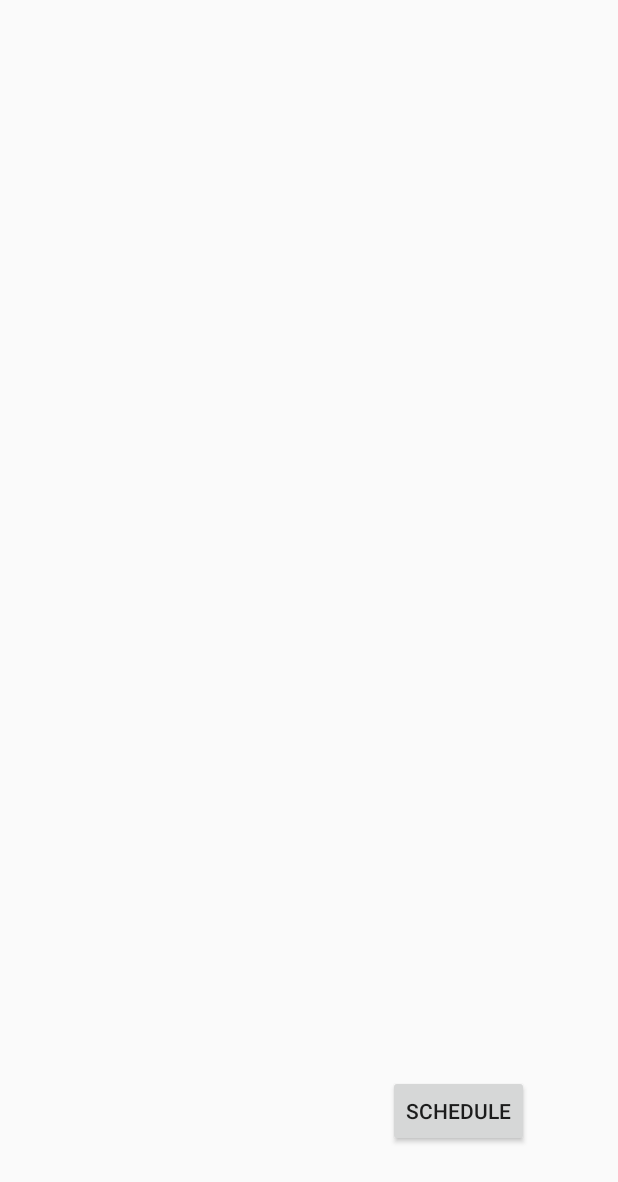
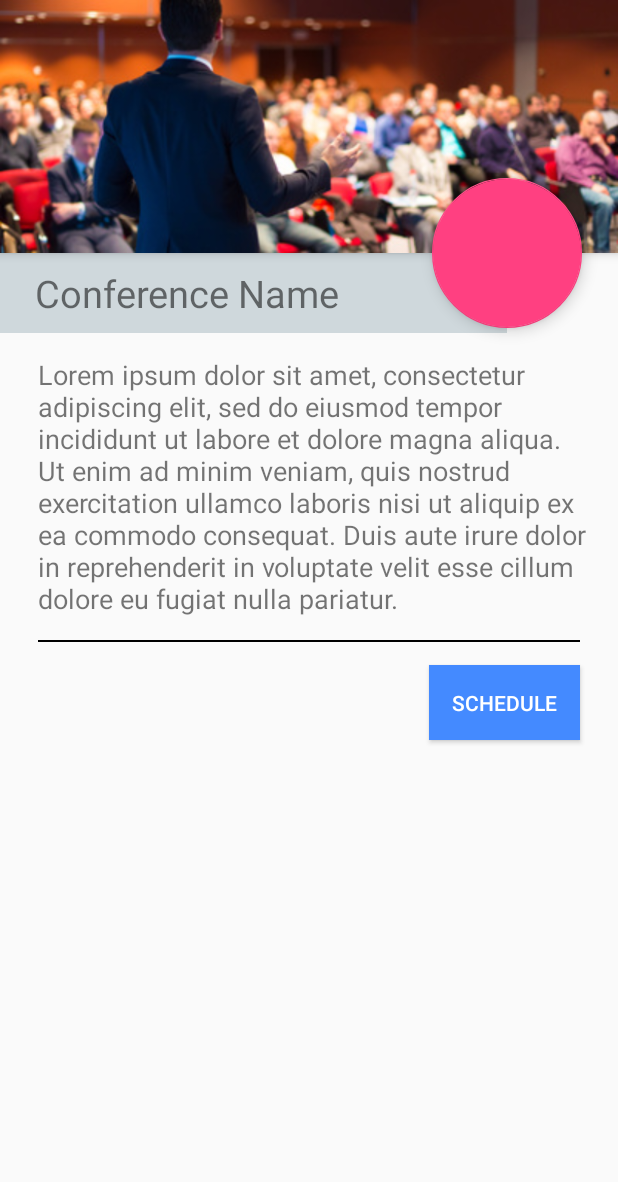
Before and after one commit to BuildmLearn/mConference-Framework, an Android app: the layout fragment_about.xml on its own in the app's theme, with its tools: preview values and no code run, on a phone screen of 412 x 824 dp. Shown: the top 1182 px of the screen. Run offline under Robolectric (Android 15) with nearby library versions, the phone set to English and light mode, and no system bars.

Commit message:
Implemented About Fragment and some minor bug fixes

```diff
--- a/source-code/app/src/main/java/org/buildmlearn/mconference/conference/About.java
+++ b/source-code/app/src/main/java/org/buildmlearn/mconference/conference/About.java
@@ -18,6 +18,6 @@ public class About extends Fragment {
     public View onCreateView(LayoutInflater inflater, ViewGroup container,
                              Bundle savedInstanceState) {
         // Inflate the layout for this fragment
-        return inflater.inflate(R.layout.fragment_venue, container, false);
+        return inflater.inflate(R.layout.fragment_about, container, false);
      }
 }
--- a/source-code/app/src/main/res/layout/fragment_about.xml
+++ b/source-code/app/src/main/res/layout/fragment_about.xml
@@ -1,32 +1,96 @@
 <FrameLayout xmlns:android="http://schemas.android.com/apk/res/android"
     xmlns:tools="http://schemas.android.com/tools"
+    xmlns:app="http://schemas.android.com/apk/res-auto"
     android:layout_width="match_parent"
     android:layout_height="match_parent"
     tools:context="org.buildmlearn.mconference.conference.About">
-<RelativeLayout
+
+    <android.support.design.widget.CoordinatorLayout
+        android:id="@+id/main_content"
+        xmlns:android="http://schemas.android.com/apk/res/android"
+        xmlns:app="http://schemas.android.com/apk/res-auto"
         android:layout_width="match_parent"
         android:layout_height="match_parent">
+
+        <android.support.design.widget.AppBarLayout
+            android:id="@+id/main.appbar"
+            android:layout_width="match_parent"
+            android:layout_height="wrap_content"
+            android:theme="@style/ThemeOverlay.AppCompat.Dark.ActionBar"
+            android:fitsSystemWindows="true"
+            >
 
         <ImageView
             android:layout_width="match_parent"
             android:layout_height="wrap_content"
-        android:id="@+id/imageView"
+            android:id="@+id/about_image"
+            android:src="@drawable/placeholder_1"
+            android:scaleType="fitXY"
+            android:adjustViewBounds="true"
             android:layout_gravity="center_horizontal|top" />
+
+        </android.support.design.widget.AppBarLayout>
+
+        <RelativeLayout
+            android:layout_width="match_parent"
+            android:layout_height="wrap_content"
+            app:layout_behavior="@string/appbar_scrolling_view_behavior">
+
             <TextView
+                android:id="@+id/conference_name"
                 android:layout_width="match_parent"
-        android:layout_height="wrap_content" />
+                android:layout_height="wrap_content"
+                android:background="#CFD8DC"
+                android:text="Conference Name"
+                android:textSize="25dp"
+                android:layout_marginRight="74dp"
+                android:paddingLeft="23dp"
+                android:paddingTop="9dp"
+                android:paddingBottom="9dp"/>
+
+            <TextView
+                android:id="@+id/conference_desc"
+                android:layout_width="match_parent"
+                android:layout_height="wrap_content"
+                android:layout_below="@+id/conference_name"
+                android:text="@string/lorem"
+                android:padding="15dp"
+                android:layout_marginLeft="10dp"
+                android:layout_marginRight="5dp"
+                android:textSize="18dp"/>
+
+            <View
+                android:id="@+id/line"
+                android:layout_width="fill_parent"
+                android:layout_height="1dp"
+                android:layout_below="@+id/conference_desc"
+                android:background="#000000"
+                android:layout_marginLeft="25dp"
+                android:layout_marginRight="25dp"/>
 
             <Button
                 android:layout_width="wrap_content"
                 android:layout_height="wrap_content"
-        android:text="Schedule"
-        android:id="@+id/button"
-        android:layout_gravity="center"
-        android:layout_alignParentBottom="true"
-        android:layout_alignParentRight="true"
-        android:layout_alignParentEnd="true"
-        android:layout_marginRight="59dp"
-        android:layout_marginEnd="59dp"
-        android:layout_marginBottom="59dp" />
+                android:layout_below="@+id/line"
+                android:layout_marginTop="15dp"
+                android:layout_marginBottom="15dp"
+                android:layout_marginRight="25dp"
+                android:text="@string/title_schedule"
+                android:textColor="#ffffff"
+                android:background="#448AFF"
+                android:padding="15dp"
+                android:layout_alignParentRight="true"/>
+
         </RelativeLayout>
+
+        <android.support.design.widget.FloatingActionButton
+            android:layout_width="100dp"
+            android:layout_height="100dp"
+            android:layout_margin="24dp"
+            app:layout_anchor="@id/about_image"
+            app:layout_anchorGravity="bottom|right|end"/>
+
+
+    </android.support.design.widget.CoordinatorLayout>
+
 </FrameLayout>
--- a/source-code/app/src/main/res/layout/fragment_venue.xml
+++ b/source-code/app/src/main/res/layout/fragment_venue.xml
@@ -4,9 +4,5 @@
     android:layout_height="match_parent"
     tools:context="org.buildmlearn.mconference.conference.Venue">
 
-    <!-- Map fragment will be added later -->
-    <fragment
-        android:layout_width="match_parent"
-        android:layout_height="match_parent"/>
 
 </FrameLayout>
--- a/source-code/app/src/main/res/values/strings.xml
+++ b/source-code/app/src/main/res/values/strings.xml
@@ -4,4 +4,5 @@
     <string name="title_activity_splash">Splash</string>
     <string name="title_schedule">Schedule</string>
     <string name="title_talk">TalkDetail</string>
+    <string name="lorem">Lorem ipsum dolor sit amet, consectetur adipiscing elit, sed do eiusmod tempor incididunt ut labore et dolore magna aliqua. Ut enim ad minim veniam, quis nostrud exercitation ullamco laboris nisi ut aliquip ex ea commodo consequat. Duis aute irure dolor in reprehenderit in voluptate velit esse cillum dolore eu fugiat nulla pariatur.</string>
 </resources>
--- a/source-code/app/src/main/res/values/styles.xml
+++ b/source-code/app/src/main/res/values/styles.xml
@@ -6,6 +6,8 @@
         <item name="colorPrimary">@color/colorPrimary</item>
         <item name="colorPrimaryDark">@color/colorPrimaryDark</item>
         <item name="colorAccent">@color/colorAccent</item>
+        <item name="windowActionBar">false</item>
+        <item name="windowNoTitle">true</item>
     </style>
 
     <style name="FullscreenTheme" parent="AppTheme">
```
Also changed, not shown: source-code/app/src/main/res/drawable/logo.png (added), source-code/app/src/main/res/drawable/placeholder_1.jpg (added). Lines whose indentation alone changed are shown as unchanged.
